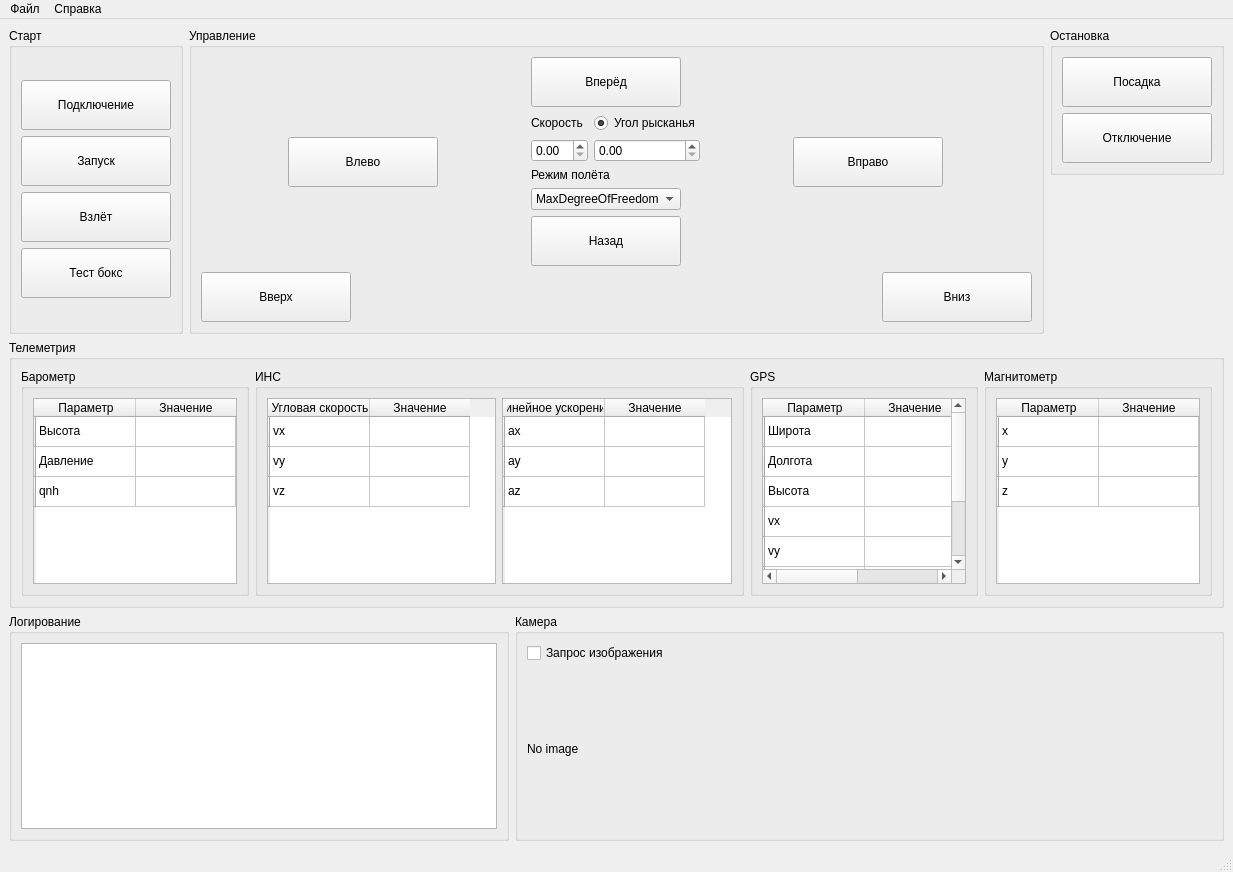
Old version of the form DroneSimClient/MainWindow/mainwindow.ui in the repository codingpluszheldor/DroneControl.
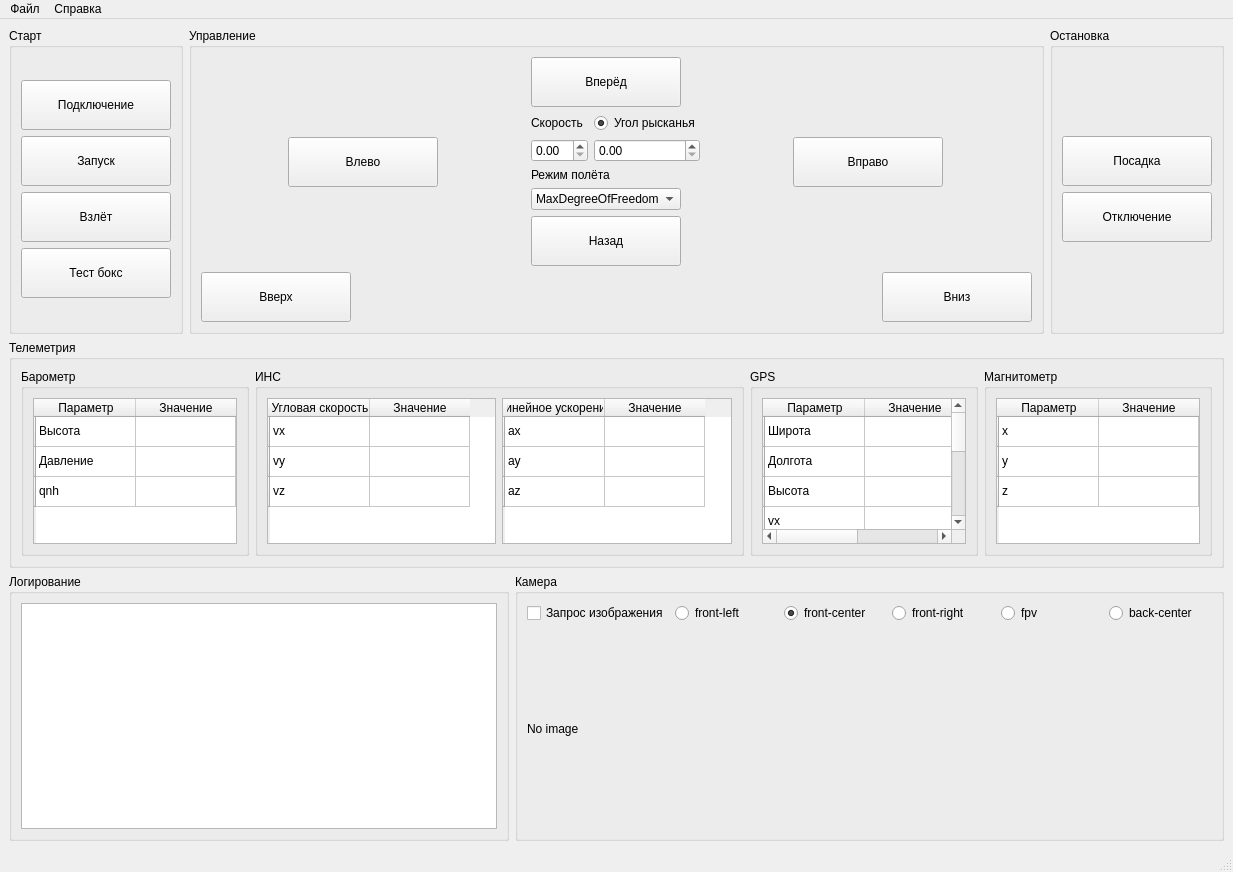
New version of the form.

```diff
--- a/DroneSimClient/MainWindow/mainwindow.ui
+++ b/DroneSimClient/MainWindow/mainwindow.ui
@@ -443,19 +443,6 @@
           </layout>
          </widget>
         </item>
-        <item>
-         <spacer name="verticalSpacer_3">
-          <property name="orientation">
-           <enum>Qt::Vertical</enum>
-          </property>
-          <property name="sizeHint" stdset="0">
-           <size>
-            <width>20</width>
-            <height>40</height>
-           </size>
-          </property>
-         </spacer>
-        </item>
        </layout>
       </item>
      </layout>
@@ -776,7 +763,7 @@
      </widget>
     </item>
     <item>
-     <layout class="QHBoxLayout" name="horizontalLayout_8">
+     <layout class="QHBoxLayout" name="horizontalLayout_9">
       <item>
        <widget class="QGroupBox" name="groupBox_4">
         <property name="maximumSize">
@@ -802,14 +789,62 @@
         </property>
         <layout class="QVBoxLayout" name="verticalLayout_17">
          <item>
-          <widget class="QCheckBox" name="cBoxGetImage">
-           <property name="text">
-            <string>Запрос изображения</string>
-           </property>
-          </widget>
+          <layout class="QHBoxLayout" name="horizontalLayout_8">
+           <item>
+            <widget class="QCheckBox" name="cBoxGetImage">
+             <property name="text">
+              <string>Запрос изображения</string>
+             </property>
+            </widget>
+           </item>
+           <item>
+            <widget class="QRadioButton" name="rbFrontLeft">
+             <property name="text">
+              <string>front-left</string>
+             </property>
+            </widget>
+           </item>
+           <item>
+            <widget class="QRadioButton" name="rbFrontCenter">
+             <property name="text">
+              <string>front-center</string>
+             </property>
+             <property name="checked">
+              <bool>true</bool>
+             </property>
+            </widget>
+           </item>
+           <item>
+            <widget class="QRadioButton" name="rbFrontRight">
+             <property name="text">
+              <string>front-right</string>
+             </property>
+            </widget>
+           </item>
+           <item>
+            <widget class="QRadioButton" name="rbFpv">
+             <property name="text">
+              <string>fpv</string>
+             </property>
+            </widget>
+           </item>
+           <item>
+            <widget class="QRadioButton" name="rbBackCenter">
+             <property name="text">
+              <string>back-center</string>
+             </property>
+            </widget>
+           </item>
+          </layout>
          </item>
          <item>
           <widget class="QLabel" name="labelImage">
+           <property name="minimumSize">
+            <size>
+             <width>320</width>
+             <height>200</height>
+            </size>
+           </property>
            <property name="text">
             <string>No image</string>
            </property>
```
Left out of the diff: 12 changed lines with no effect on the pictures.
